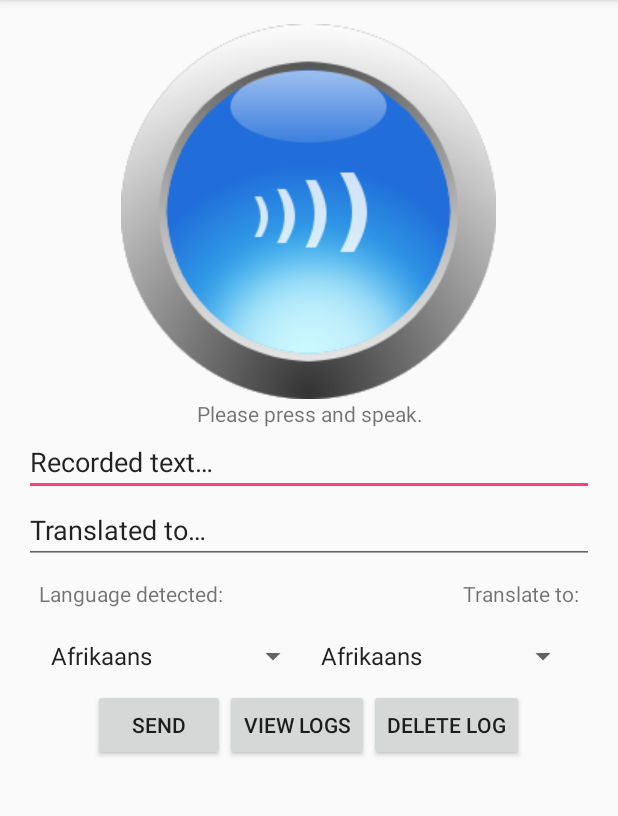
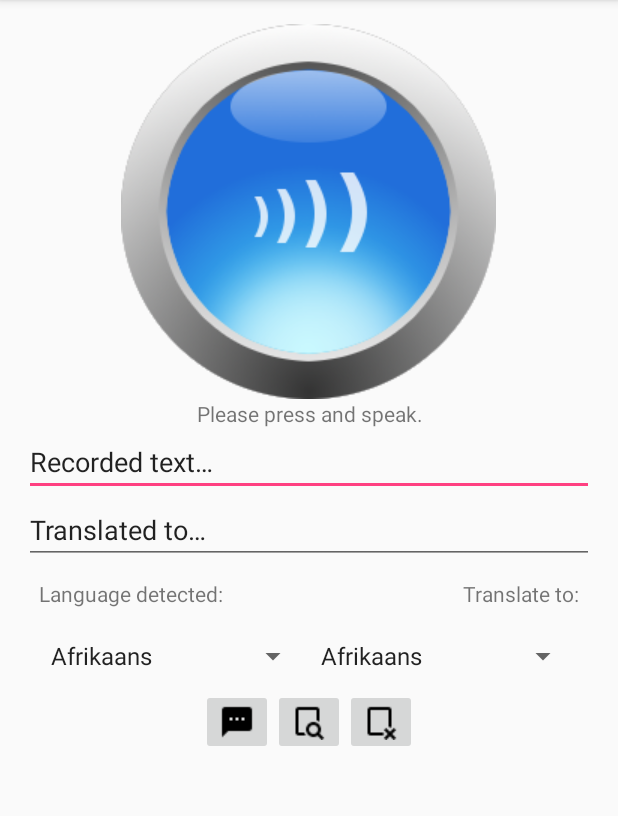
Before and after one commit to DLambros91/Speak2Me, an Android app: the screen it shows after launch (MainActivity), on a phone screen of 412 x 824 dp, the part 84-900 px from its top. Run offline under Robolectric (Android 15) with nearby library versions, the light colour scheme and no system bars; libraries missing offline, so code that uses them is left out: com.memetix.mst.

Commit message:
Added Image Buttons

```diff
--- a/app/src/main/java/com/example/dlambros/speak2me/MainActivity.java
+++ b/app/src/main/java/com/example/dlambros/speak2me/MainActivity.java
@@ -17,7 +17,6 @@ import android.view.MotionEvent;
 import android.view.View;
 import android.widget.AdapterView;
 import android.widget.ArrayAdapter;
-import android.widget.Button;
 import android.widget.CheckBox;
 import android.widget.EditText;
 import android.widget.ImageButton;
@@ -45,9 +44,9 @@ public class MainActivity extends AppCompatActivity
 
     private CheckBox mEncrypt;
 
-    private Button mSend;
-    private Button mView;
-    private Button mDelete;
+    private ImageButton mSend;
+    private ImageButton mView;
+    private ImageButton mDelete;
 
     private Spinner inLang;
     private Spinner outLang;
@@ -239,9 +238,9 @@ class RecordTask extends AsyncTask<Void, Void, Void>
         });
        // mEncrypt = (CheckBox) findViewById(R.id.encrypt);
         mTextView = (TextView) findViewById(R.id.text);
-        mSend = (Button) findViewById(R.id.send);
-        mView = (Button) findViewById(R.id.view);
-        mDelete = (Button) findViewById(R.id.delete);
+        mSend = (ImageButton) findViewById(R.id.send);
+        mView = (ImageButton) findViewById(R.id.view);
+        mDelete = (ImageButton) findViewById(R.id.delete);
         inLang = (Spinner) findViewById(R.id.input);
         outLang = (Spinner) findViewById(R.id.output);
         ArrayAdapter<CharSequence> adapter = ArrayAdapter.createFromResource(this, R.array.languages, android.R.layout.simple_spinner_item);
--- a/app/src/main/res/layout/activity_main.xml
+++ b/app/src/main/res/layout/activity_main.xml
@@ -113,20 +113,20 @@
         android:orientation="horizontal"
         android:gravity="center"
         android:layout_gravity="center">
-        <Button
+        <ImageButton
             android:layout_width="wrap_content"
             android:layout_height="wrap_content"
             android:id="@+id/send"
-            android:text="@string/send"/>
-        <Button
+            android:src="@drawable/sms"/>
+        <ImageButton
             android:layout_width="wrap_content"
             android:layout_height="wrap_content"
             android:id="@+id/view"
-            android:text="@string/view_logs"/>
-        <Button
+            android:src="@drawable/view"/>
+        <ImageButton
             android:layout_width="wrap_content"
             android:layout_height="wrap_content"
             android:id="@+id/delete"
-            android:text="@string/delete" />
+            android:src="@drawable/delete"/>
 </LinearLayout>
 </LinearLayout>
```
Also changed, not shown: app/src/main/res/drawable/delete.png (added), app/src/main/res/drawable/sms.png (added), app/src/main/res/drawable/view.png (added).
